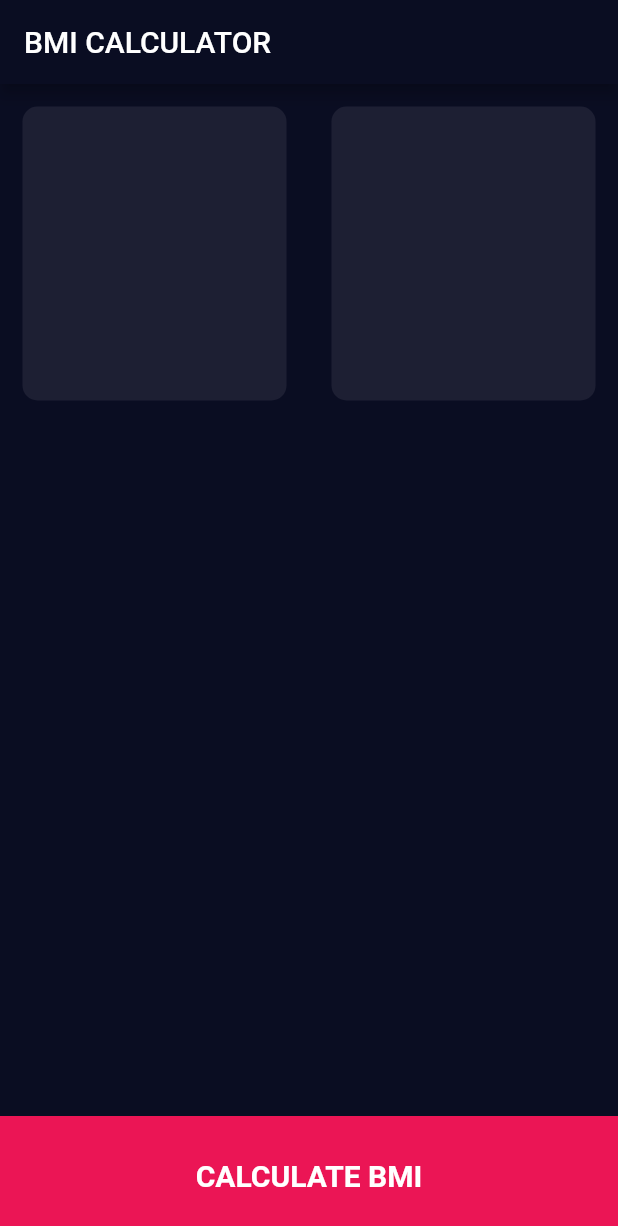
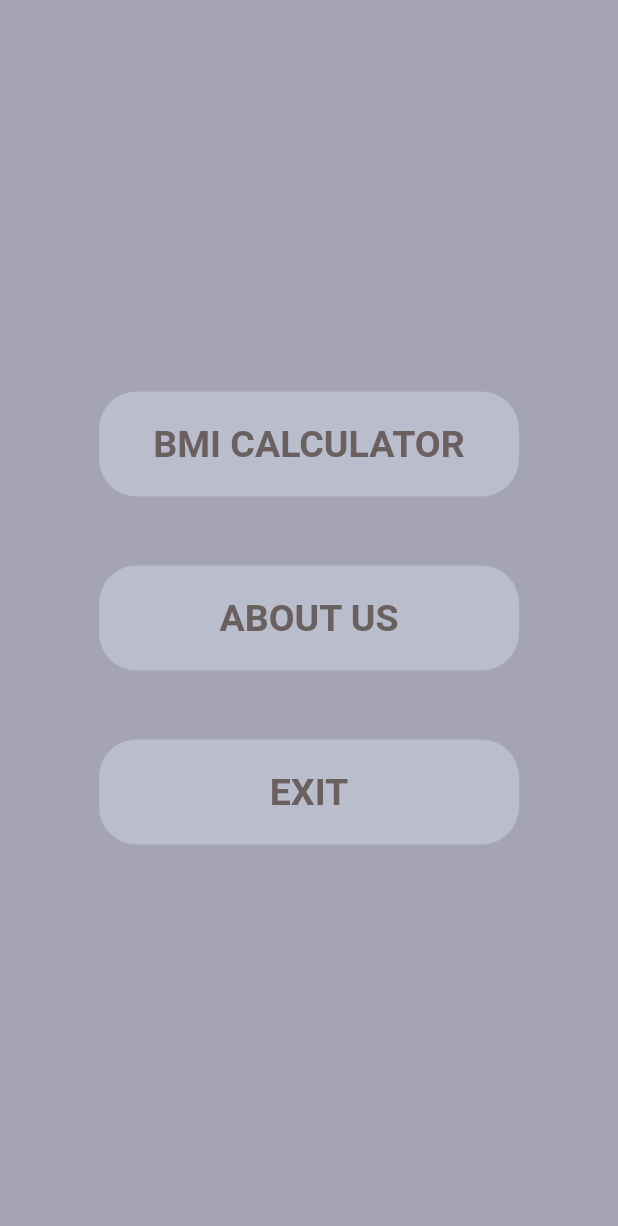
Before and after one commit to HeratUni-CS/bmi-calculator-sayedanbia1, a Flutter app: the screen it shows after launch, on a phone screen of 412 x 824 dp. Shown: the top 1226 px of the screen. Run offline on Flutter 3.47's test engine with Material 2 defaults, Android fonts, the phone set to English and light mode, and no system bars; our stand-ins replace font_awesome_flutter.

Commit message:
first commit

```diff
--- a/lib/components/bottombutton.dart
+++ b/lib/components/bottombutton.dart
@@ -14,10 +14,12 @@ class bottombutton extends StatelessWidget {
       child: Container(
         width: double.infinity,
         height: 80,
-        color: Color(0xFFEB1555),
+        color: Color(0x89A0F5EE),
         margin: EdgeInsets.only(top: 10),
         child: Center(
-          child: Text(label ,style: KLargeButtonStyle,),
+          child: Text(
+            label
+            ,style: KLargeButtonStyle,),
 
         ),
       ),
--- a/lib/components/containercontent.dart
+++ b/lib/components/containercontent.dart
@@ -2,12 +2,12 @@ import 'package:flutter/material.dart';
 import '../constants.dart';
 
 
-class containercontent extends StatelessWidget {
+class IconContent extends StatelessWidget {
 
   final IconData iconData;
   final String label;
 
-  containercontent({ required this.iconData, required this.label});
+  IconContent({ required this.iconData, required this.label});
   @override
   Widget build(BuildContext context) {
     return Column(
@@ -18,7 +18,7 @@ class containercontent extends StatelessWidget {
           size: 70,
         ),
         SizedBox(
-          height: 15,
+          height:15,
         ),
         Text(
           label,style: KLabelstyle,
--- /dev/null
+++ b/lib/components/firstpagecontainercontent.dart
@@ -0,0 +1,24 @@
+import 'package:flutter/material.dart';
+
+class reuse extends StatelessWidget {
+  String label;
+  void Function()? onpressed;
+  reuse({required this.label,this.onpressed});
+  @override
+  Widget build(BuildContext context) {
+    return Container(
+      decoration: BoxDecoration(
+        borderRadius: BorderRadius.circular(25),color: Color(0xBEC2C5D5),
+      ),
+      margin: EdgeInsets.all(15),
+      width: 280,
+      height: 70,
+      child: Center(
+        child: Text(label,style: TextStyle(
+            fontWeight: FontWeight.bold,
+            color: Color(0xFF6B6060),
+            fontSize: 25),),
+      ),
+    );
+  }
+}
--- a/lib/components/reausable.dart
+++ b/lib/components/reausable.dart
@@ -11,8 +11,10 @@ class reusableWidget extends StatelessWidget {
         child: InkWell(
           onTap: onpressed ,
           child: Container(
+            width: double.infinity,
             height: double.infinity,
-            margin: EdgeInsets.all(15),
+            child: child,
+            margin:EdgeInsets.all(15) ,
             decoration: BoxDecoration(
               borderRadius: BorderRadius.circular(10),
               color: color,
--- a/lib/constants.dart
+++ b/lib/constants.dart
@@ -26,6 +26,6 @@ const KBodyTextStyle=TextStyle(
 );
 const KLargeButtonStyle = TextStyle(fontWeight: FontWeight.bold,fontSize: 20);
 const KStylenumber=TextStyle(fontSize: 50);
-const KBottomcontainercolor= Color(0xFFEB1555);
-const KActivecolor= Color(0xFF0A0D22);
-const KInactivecolor=Color(0xFF1D1F33);
+const KBottomcontainercolor= Color(0xDFFFFFF);
+const KActivecolor= Color(0xBEC2C5D5);
+const KInactivecolor=Color(0x8FFFFFF);
--- a/lib/main.dart
+++ b/lib/main.dart
@@ -1,5 +1,9 @@
+import 'package:bmi_starting/components/bottombutton.dart';
 import 'package:flutter/material.dart';
+import 'package:flutter/services.dart';
 import 'screens/input_file.dart';
+import 'components/firstpagecontainercontent.dart';
+import 'components/about.dart';
 
 void main() => runApp(BMICalculator());
 
@@ -8,10 +12,48 @@ class BMICalculator extends StatelessWidget {
   Widget build(BuildContext context) {
     return MaterialApp(
       theme: ThemeData.dark().copyWith(
-        appBarTheme: AppBarTheme(backgroundColor: Color(0xFF0A0D22)),
-        scaffoldBackgroundColor: Color(0xFF0A0D22),
+        appBarTheme: AppBarTheme(backgroundColor: Color(0x13FFFFFF),),
+        scaffoldBackgroundColor: Color(0xFFA4A4B2),
       ),
-      home: InputPage(),
+      home: first(),
     );
   }
 }
+class first extends StatelessWidget {
+  @override
+  Widget build(BuildContext context) {
+    return Scaffold(
+      body: Center(
+        child: Column(
+          mainAxisAlignment: MainAxisAlignment.center,
+          children: [
+            TextButton(
+            onPressed: (){
+          Navigator.push(
+            context,
+            MaterialPageRoute(builder: (context)=> InputPage(),
+          ),
+          );
+          },
+          child: reuse(label: "BMI CALCULATOR"),
+            ),
+            TextButton(
+              onPressed: (){
+               Navigator.push(context, MaterialPageRoute(builder: (context)=> about(),));
+              },
+              child: reuse(label: "ABOUT US"),
+            ),
+            TextButton(
+              onPressed: (){
+                SystemNavigator.pop();
+              },
+              child: reuse(label: "EXIT"),
+            ),
+
+
+          ],
+        ),
+      ),
+    );
+  }
+}
--- a/lib/screens/input_file.dart
+++ b/lib/screens/input_file.dart
@@ -8,11 +8,10 @@ import 'Resultpage.dart';
 import '../components/bottombutton.dart';
 import '../components/Roundiconbutton.dart';
 
-enum gender{
+enum gender {
   male,
   female,
 }
-
 class InputPage extends StatefulWidget {
   @override
   State<InputPage> createState() => _InputPageState();
@@ -26,7 +25,7 @@ class _InputPageState extends State<InputPage> {
   Widget build(BuildContext context) {
     return Scaffold(
         appBar: AppBar(
-          title: Text('BMI CALCULATOR'),
+          title: Center(child: Text('BMI CALCULATOR')),
         ),
         body: Column(
           children: [
@@ -40,8 +39,8 @@ class _InputPageState extends State<InputPage> {
                     });
                   },
                       color: (sg == gender.male) ? KActivecolor :KInactivecolor,
-                      child: containercontent(iconData: FontAwesomeIcons.mars,
-                      label: "Man"
+                      child: IconContent(iconData: FontAwesomeIcons.mars,
+                      label: "Man",
                   ),
                 ),
                 reusableWidget(
@@ -51,7 +50,7 @@ class _InputPageState extends State<InputPage> {
                     });
                   },
                       color: (sg == gender.female)? KActivecolor :KInactivecolor,
-                      child: containercontent(iconData: FontAwesomeIcons.venus,
+                      child: IconContent(iconData: FontAwesomeIcons.venus,
                       label: "Female"),
                 ),
               ],
@@ -105,6 +104,7 @@ class _InputPageState extends State<InputPage> {
                 reusableWidget(
                     color: KActivecolor,
                     child: Column(
+                      mainAxisAlignment: MainAxisAlignment.center,
                       children: [
                         Text("weight",style: KLabelstyle,
                         ),
@@ -134,6 +134,7 @@ class _InputPageState extends State<InputPage> {
                 reusableWidget(
                     color: KActivecolor,
                   child: Column(
+                    mainAxisAlignment: MainAxisAlignment.center,
                 children: [
                 Text("age",style: KLabelstyle,
                 ),
@@ -163,17 +164,18 @@ class _InputPageState extends State<InputPage> {
               ],
             ),
             ),
-            bottombutton(onpressed:(){
-              BMIBRAIN bmi=BMIBRAIN(height: height, weight: weight)
+              bottombutton(onpressed:(){
+              BMIBRAIN bmi= BMIBRAIN(height: height, weight: weight);
               Navigator.push(
                 context,
                 MaterialPageRoute(builder: (context){
                   return ResultPage(
                       result: bmi.getresult(),
                       bmi: bmi.getBmi(),
-                      interpretation: bmi.getinterpretation()
+                      interpretation: bmi.getinterpretation(),
                   );
-                },),
+                },
+                ),
               );
             },
             label: "CALCULATE BMI",),
```
Also changed, not shown: lib/components/about.dart (added, +106 -0 lines), lib/screens/Resultpage.dart (+7 -5 lines).
